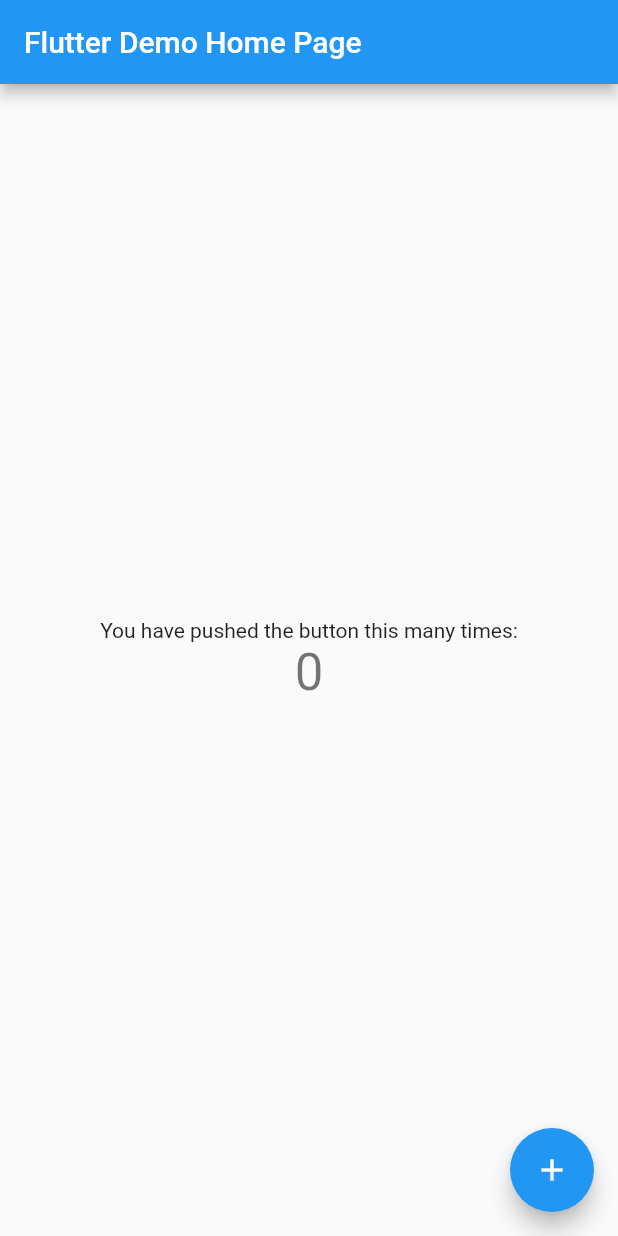
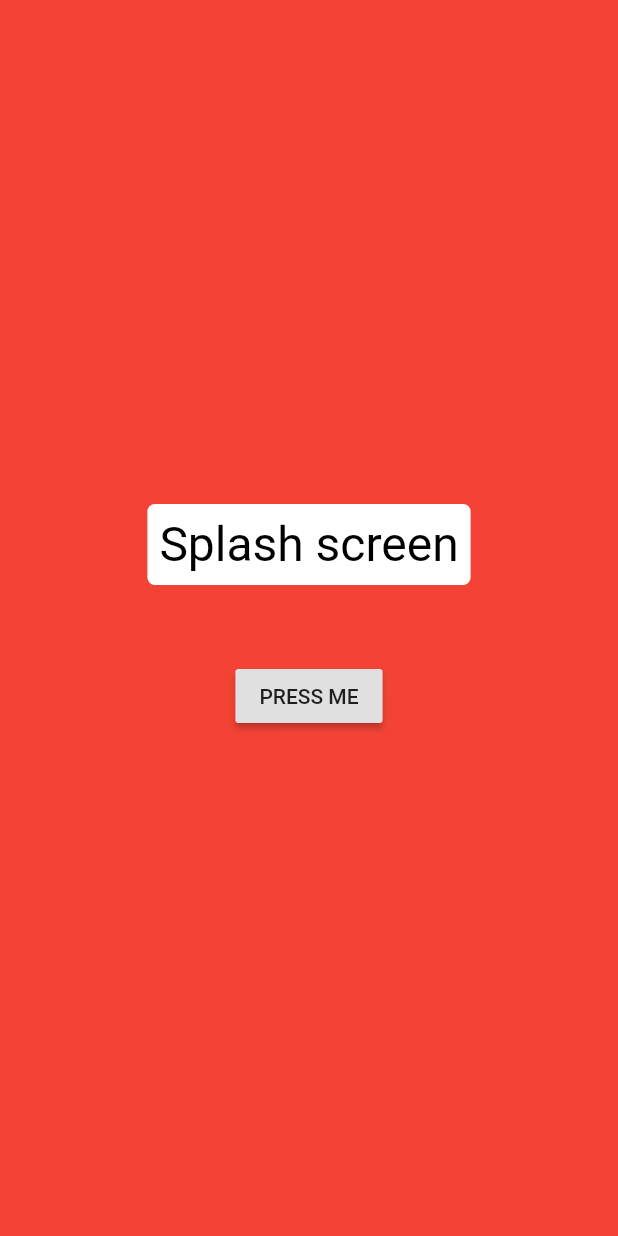
Before and after one commit to vlazdra/FlutterXO, a Flutter app: the screen it shows after launch, on a phone screen of 412 x 824 dp. Run offline on Flutter 3.47's test engine with Material 2 defaults, Android fonts, the phone set to English and light mode, and no system bars.

Commit message:
started creating basic screens for the initial version

```diff
--- a/lib/main.dart
+++ b/lib/main.dart
@@ -1,111 +1,83 @@
 import 'package:flutter/material.dart';
+import 'package:flutter_xo/screens.dart';
 
 void main() => runApp(MyApp());
 
 class MyApp extends StatelessWidget {
-  // This widget is the root of your application.
   @override
   Widget build(BuildContext context) {
     return MaterialApp(
       title: 'Flutter Demo',
       theme: ThemeData(
-        // This is the theme of your application.
-        //
-        // Try running your application with "flutter run". You'll see the
-        // application has a blue toolbar. Then, without quitting the app, try
-        // changing the primarySwatch below to Colors.green and then invoke
-        // "hot reload" (press "r" in the console where you ran "flutter run",
-        // or simply save your changes to "hot reload" in a Flutter IDE).
-        // Notice that the counter didn't reset back to zero; the application
-        // is not restarted.
         primarySwatch: Colors.blue,
       ),
-      home: MyHomePage(title: 'Flutter Demo Home Page'),
+      home: Scaffold(
+        body: SplashScreen(),
+      ),
     );
   }
 }
 
-class MyHomePage extends StatefulWidget {
-  MyHomePage({Key key, this.title}) : super(key: key);
+// class MainStatefulWidget extends StatefulWidget {
+//   MainStatefulWidget({Key key}) : super(key: key);
 
-  // This widget is the home page of your application. It is stateful, meaning
-  // that it has a State object (defined below) that contains fields that affect
-  // how it looks.
+//   @override
+//   _MainStatefulWidgetState createState() => _MainStatefulWidgetState();
+// }
 
-  // This class is the configuration for the state. It holds the values (in this
-  // case the title) provided by the parent (in this case the App widget) and
-  // used by the build method of the State. Fields in a Widget subclass are
-  // always marked "final".
+// class _MainStatefulWidgetState extends State<MainStatefulWidget> {
+//   int _selectedIndex = 0;
+//   static const TextStyle optionStyle =
+//       TextStyle(fontSize: 30, fontWeight: FontWeight.bold);
+//   static const List<Widget> _widgetOptions = <Widget>[
+//     Text(
+//       'Index 0: Home',
+//       style: optionStyle,
+//     ),
+//     Text(
+//       'Index 1: Business',
+//       style: optionStyle,
+//     ),
+//     Text(
+//       'Index 2: School',
+//       style: optionStyle,
+//     ),
+//   ];
 
-  final String title;
+//   void _onItemTapped(int index) {
+//     setState(() {
+//       _selectedIndex = index;
+//     });
+//   }
 
-  @override
-  _MyHomePageState createState() => _MyHomePageState();
-}
-
-class _MyHomePageState extends State<MyHomePage> {
-  int _counter = 0;
-
-  void _incrementCounter() {
-    setState(() {
-      // This call to setState tells the Flutter framework that something has
-      // changed in this State, which causes it to rerun the build method below
-      // so that the display can reflect the updated values. If we changed
-      // _counter without calling setState(), then the build method would not be
-      // called again, and so nothing would appear to happen.
-      _counter++;
-    });
-  }
-
-  @override
-  Widget build(BuildContext context) {
-    // This method is rerun every time setState is called, for instance as done
-    // by the _incrementCounter method above.
-    //
-    // The Flutter framework has been optimized to make rerunning build methods
-    // fast, so that you can just rebuild anything that needs updating rather
-    // than having to individually change instances of widgets.
-    return Scaffold(
-      appBar: AppBar(
-        // Here we take the value from the MyHomePage object that was created by
-        // the App.build method, and use it to set our appbar title.
-        title: Text(widget.title),
-      ),
-      body: Center(
-        // Center is a layout widget. It takes a single child and positions it
-        // in the middle of the parent.
-        child: Column(
-          // Column is also layout widget. It takes a list of children and
-          // arranges them vertically. By default, it sizes itself to fit its
-          // children horizontally, and tries to be as tall as its parent.
-          //
-          // Invoke "debug painting" (press "p" in the console, choose the
-          // "Toggle Debug Paint" action from the Flutter Inspector in Android
-          // Studio, or the "Toggle Debug Paint" command in Visual Studio Code)
-          // to see the wireframe for each widget.
-          //
-          // Column has various properties to control how it sizes itself and
-          // how it positions its children. Here we use mainAxisAlignment to
-          // center the children vertically; the main axis here is the vertical
-          // axis because Columns are vertical (the cross axis would be
-          // horizontal).
-          mainAxisAlignment: MainAxisAlignment.center,
-          children: <Widget>[
-            Text(
-              'You have pushed the button this many times:',
-            ),
-            Text(
-              '$_counter',
-              style: Theme.of(context).textTheme.display1,
-            ),
-          ],
-        ),
-      ),
-      floatingActionButton: FloatingActionButton(
-        onPressed: _incrementCounter,
-        tooltip: 'Increment',
-        child: Icon(Icons.add),
-      ), // This trailing comma makes auto-formatting nicer for build methods.
-    );
-  }
-}
+//   @override
+//   Widget build(BuildContext context) {
+//     return Scaffold(
+//       appBar: AppBar(
+//         title: const Text('Super awesome app'),
+//       ),
+//       body: Center(
+//         child: _widgetOptions.elementAt(_selectedIndex),
+//       ),
+//       bottomNavigationBar: BottomNavigationBar(
+//         items: const <BottomNavigationBarItem>[
+//           BottomNavigationBarItem(
+//             icon: Icon(Icons.home),
+//             title: Text('Home'),
+//           ),
+//           BottomNavigationBarItem(
+//             icon: Icon(Icons.business),
+//             title: Text('Business'),
+//           ),
+//           BottomNavigationBarItem(
+//             icon: Icon(Icons.school),
+//             title: Text('School'),
+//           ),
+//         ],
+//         currentIndex: _selectedIndex,
+//         selectedItemColor: Colors.amber[800],
+//         onTap: _onItemTapped,
+//       ),
+//     );
+//   }
+// }
--- /dev/null
+++ b/lib/screens.dart
@@ -0,0 +1,78 @@
+import 'package:flutter/cupertino.dart';
+import 'package:flutter/material.dart';
+
+class SplashScreen extends StatelessWidget {
+  @override
+  Widget build(BuildContext context) {
+    return Container(
+      color: Colors.red,
+      child: Column(
+        mainAxisAlignment: MainAxisAlignment.center,
+        crossAxisAlignment: CrossAxisAlignment.center,
+        children: <Widget>[
+          Row(
+            mainAxisAlignment: MainAxisAlignment.spaceAround,
+            children: <Widget>[
+              Container(
+                decoration: BoxDecoration(
+                    color: Colors.white,
+                    borderRadius: BorderRadius.all(Radius.circular(5))),
+                child: Padding(
+                  padding: const EdgeInsets.all(8.0),
+                  child: Text(
+                    "Splash screen",
+                    style: TextStyle(fontSize: 32, color: Colors.black),
+                  ),
+                ),
+              ),
+            ],
+          ),
+          SizedBox(
+            height: 50,
+          ),
+          Row(
+            mainAxisAlignment: MainAxisAlignment.spaceAround,
+            children: <Widget>[
+              RaisedButton(
+                child: Text("PRESS ME"),
+                onPressed: () => {},
+              )
+            ],
+          )
+        ],
+      ),
+    );
+  }
+}
+
+class LoginScreen extends StatelessWidget {
+  @override
+  Widget build(BuildContext context) {
+    return Container(
+      color: Colors.green,
+      child: Center(
+        child: Text(
+          "Login screen",
+          style:
+              TextStyle(fontSize: 32, color: Color.fromRGBO(255, 255, 255, 1)),
+        ),
+      ),
+    );
+  }
+}
+
+class MainScreen extends StatelessWidget {
+  @override
+  Widget build(BuildContext context) {
+    return Container(
+      color: Colors.green,
+      child: Center(
+        child: Text(
+          "Main screen",
+          style:
+              TextStyle(fontSize: 32, color: Color.fromRGBO(255, 255, 255, 1)),
+        ),
+      ),
+    );
+  }
+}
```
Also changed, not shown: pubspec.yaml (+1 -53 lines), lib/constants.dart (added), 2 other files.
